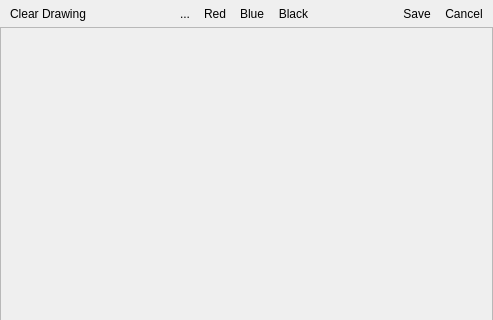
Old version of the form ui_drawingpad.ui in the repository NathanW2/qmap; both pictures show x 0 to 493 and y 0 to 320 of the 493 by 476 pixel window.
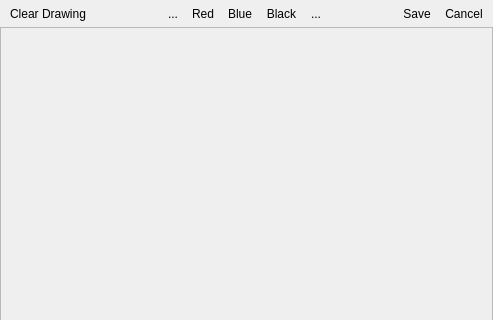
New version of the form. Icons and pictures are not drawn.

Commit message: Add eraser function to drawing pad

Patch:
```diff
--- a/ui_drawingpad.ui
+++ b/ui_drawingpad.ui
@@ -160,6 +160,28 @@
        </attribute>
       </widget>
      </item>
+     <item>
+      <widget class="QToolButton" name="toolEraser">
+       <property name="text">
+        <string>...</string>
+       </property>
+       <property name="iconSize">
+        <size>
+         <width>32</width>
+         <height>32</height>
+        </size>
+       </property>
+       <property name="toolButtonStyle">
+        <enum>Qt::ToolButtonTextUnderIcon</enum>
+       </property>
+       <property name="autoRaise">
+        <bool>true</bool>
+       </property>
+       <attribute name="buttonGroup">
+        <string>buttonGroup</string>
+       </attribute>
+      </widget>
+     </item>
      <item>
       <spacer name="horizontalSpacer_2">
        <property name="orientation">
```
Left out of the diff: 21 changed lines with no effect on the pictures. The commit also changes 5 other files.
